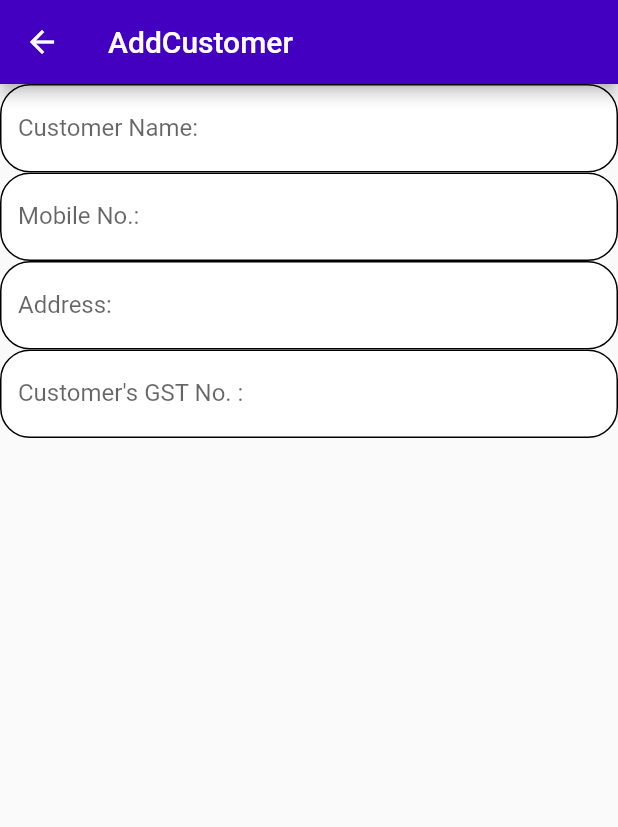
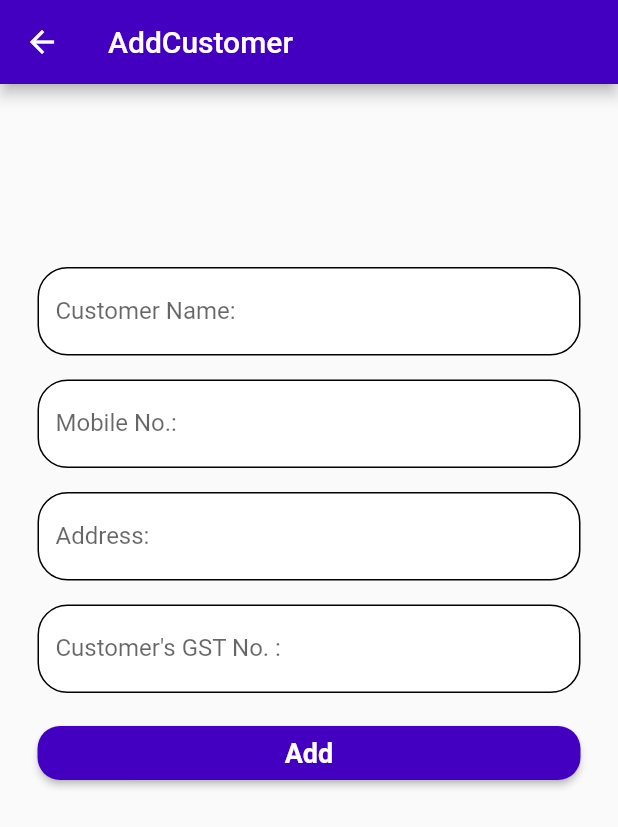
Before and after one commit to HirenDube/bill_maker_ui, a Flutter app: the AddCustomer screen opened directly, on a phone screen of 412 x 824 dp. Shown: the top 827 px of the screen. Run offline on Flutter 3.47's test engine with Material 2 defaults, Android fonts, the phone set to English and light mode, and no system bars; our stand-ins replace lottie, shared_preferences; accounts and stored records are empty.

Commit message:
Started giving functionalities to AddCustomer.dart

```diff
--- a/lib/AddCustomer.dart
+++ b/lib/AddCustomer.dart
@@ -14,14 +14,18 @@ class _AddCustomerState extends State<AddCustomer> {
     return Scaffold(
       appBar: buildAppBar(
           title: "AddCustomer", bgColor: Theme.of(context).primaryColor),
-      body: ListView(
+      body: Center(
+        child: SizedBox(
+          height: MediaQuery.of(context).size.height - 300,
+          width: MediaQuery.of(context).size.width - 50,
+          child: ListView(
             children: [
               TextFormField(
                 onChanged: (value) {},
                 validator: (value) {},
                 decoration: InputDecoration(
-                floatingLabelStyle:
-                    TextStyle(fontWeight: FontWeight.bold, color: Colors.black),
+                    floatingLabelStyle: TextStyle(
+                        fontWeight: FontWeight.bold, color: Colors.black),
                     labelText: "Customer Name:",
                     hintText: "Enter Customer's name here...",
                     fillColor: Colors.white,
@@ -29,12 +33,16 @@ class _AddCustomerState extends State<AddCustomer> {
                     enabledBorder: OutlineInputBorder(
                         borderRadius: BorderRadius.circular(20))),
               ),
+              Divider(
+                color: Colors.transparent,
+              ),
               TextFormField(
                 onChanged: (value) {},
                 validator: (value) {},
+                keyboardType: TextInputType.number,
                 decoration: InputDecoration(
-                floatingLabelStyle:
-                    TextStyle(fontWeight: FontWeight.bold, color: Colors.black),
+                    floatingLabelStyle: TextStyle(
+                        fontWeight: FontWeight.bold, color: Colors.black),
                     labelText: "Mobile No.:",
                     hintText: "Enter Customer's Mobile NO. here...",
                     fillColor: Colors.white,
@@ -42,12 +50,15 @@ class _AddCustomerState extends State<AddCustomer> {
                     enabledBorder: OutlineInputBorder(
                         borderRadius: BorderRadius.circular(20))),
               ),
+              Divider(
+                color: Colors.transparent,
+              ),
               TextFormField(
                 onChanged: (value) {},
                 validator: (value) {},
                 decoration: InputDecoration(
-                floatingLabelStyle:
-                    TextStyle(fontWeight: FontWeight.bold, color: Colors.black),
+                    floatingLabelStyle: TextStyle(
+                        fontWeight: FontWeight.bold, color: Colors.black),
                     labelText: "Address:",
                     hintText: "Enter Customer's Address here...",
                     fillColor: Colors.white,
@@ -55,12 +66,16 @@ class _AddCustomerState extends State<AddCustomer> {
                     enabledBorder: OutlineInputBorder(
                         borderRadius: BorderRadius.circular(20))),
               ),
+              Divider(
+                color: Colors.transparent,
+              ),
               TextFormField(
                 onChanged: (value) {},
                 validator: (value) {},
+                keyboardType: TextInputType.number,
                 decoration: InputDecoration(
-                floatingLabelStyle:
-                    TextStyle(fontWeight: FontWeight.bold, color: Colors.black),
+                    floatingLabelStyle: TextStyle(
+                        fontWeight: FontWeight.bold, color: Colors.black),
                     labelText: "Customer's GST No. :",
                     hintText: "Enter Customer's GST No. here...",
                     fillColor: Colors.white,
@@ -68,7 +83,22 @@ class _AddCustomerState extends State<AddCustomer> {
                     enabledBorder: OutlineInputBorder(
                         borderRadius: BorderRadius.circular(20))),
               ),
+              Divider(
+                color: Colors.transparent,
+              ),
+              ElevatedButton(
+                  onPressed: () {},
+                  style: ElevatedButton.styleFrom(
+                      backgroundColor: Theme.of(context).primaryColor,
+                      shape: RoundedRectangleBorder(
+                          borderRadius: BorderRadius.circular(15))),
+                  child: Text(
+                    " Add ",
+                    style: TextStyle(fontWeight: FontWeight.bold, fontSize: 18),
+                  ))
             ],
+          ),
+        ),
       ),
     );
   }
--- a/lib/Products.dart
+++ b/lib/Products.dart
@@ -57,7 +57,8 @@ class _ProductsState extends State<Products> {
                 onPressed: () async {
                   SharedPreferences clearData =
                       await SharedPreferences.getInstance();
-                  clearData.clear();
+                    clearData.remove("Products");
+
                 },
                 icon: Icon(Icons.clear))
           ]),
```
Also changed, not shown: lib/AddProduct.dart (+16 -0 lines). Lines whose indentation alone changed are shown as unchanged.
